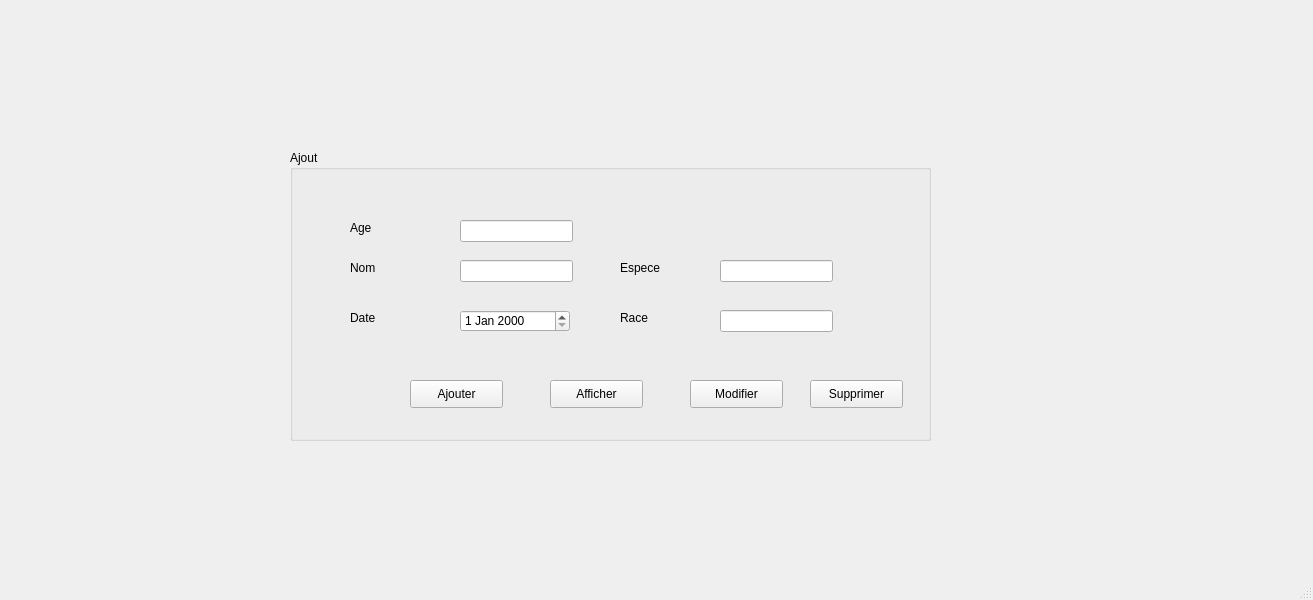
Seddiki101/PetHaven, file mainwindow.ui: the form before one commit.
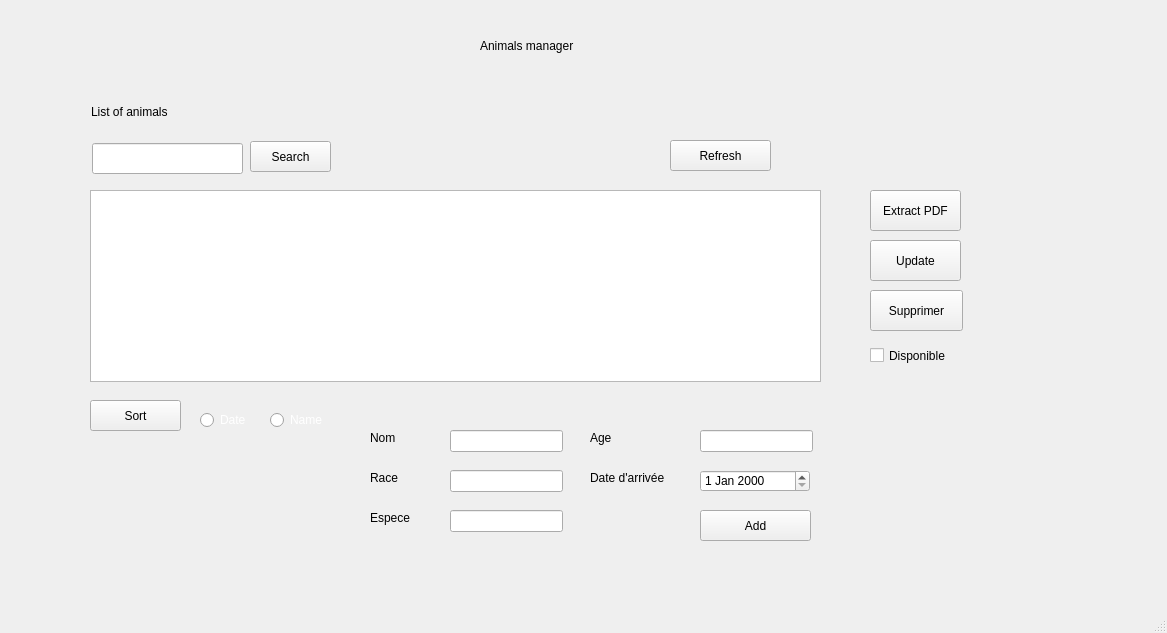
The form after the commit.

```diff
--- a/mainwindow.ui
+++ b/mainwindow.ui
@@ -6,8 +6,8 @@
    <rect>
     <x>0</x>
     <y>0</y>
-    <width>1313</width>
-    <height>600</height>
+    <width>1167</width>
+    <height>633</height>
    </rect>
   </property>
   <property name="windowTitle">
@@ -17,108 +17,264 @@
    <widget class="QStackedWidget" name="stackedWidget">
     <property name="geometry">
      <rect>
-      <x>200</x>
-      <y>80</y>
-      <width>861</width>
-      <height>391</height>
+      <x>70</x>
+      <y>30</y>
+      <width>1061</width>
+      <height>541</height>
      </rect>
     </property>
     <property name="currentIndex">
-     <number>0</number>
+     <number>1</number>
     </property>
-    <widget class="QWidget" name="Ajouter">
-     <widget class="QGroupBox" name="groupBox">
+    <widget class="QWidget" name="page">
+     <widget class="QPushButton" name="pushButton">
       <property name="geometry">
        <rect>
-        <x>90</x>
-        <y>70</y>
-        <width>641</width>
-        <height>291</height>
+        <x>180</x>
+        <y>160</y>
+        <width>101</width>
+        <height>41</height>
        </rect>
       </property>
-      <property name="title">
-       <string>Ajout</string>
+      <property name="text">
+       <string>SignIn</string>
       </property>
+     </widget>
       <widget class="QLabel" name="label">
        <property name="geometry">
         <rect>
-         <x>60</x>
-         <y>70</y>
-         <width>56</width>
+        <x>50</x>
+        <y>60</y>
+        <width>81</width>
          <height>16</height>
         </rect>
        </property>
        <property name="text">
-        <string>Age</string>
-       </property>
-      </widget>
-      <widget class="QLineEdit" name="le_Age">
-       <property name="geometry">
-        <rect>
-         <x>170</x>
-         <y>70</y>
-         <width>113</width>
-         <height>22</height>
-        </rect>
+       <string>Username</string>
        </property>
       </widget>
       <widget class="QLabel" name="label_2">
        <property name="geometry">
         <rect>
-         <x>60</x>
+        <x>50</x>
          <y>110</y>
-         <width>56</width>
+        <width>71</width>
          <height>16</height>
         </rect>
        </property>
        <property name="text">
-        <string>Nom</string>
-       </property>
-      </widget>
-      <widget class="QLabel" name="label_3">
+       <string>Password</string>
+      </property>
+     </widget>
+     <widget class="QLineEdit" name="lineEdit">
        <property name="geometry">
         <rect>
-         <x>60</x>
+        <x>170</x>
+        <y>60</y>
+        <width>113</width>
+        <height>21</height>
+       </rect>
+      </property>
+     </widget>
+     <widget class="QLineEdit" name="lineEdit_2">
+      <property name="geometry">
+       <rect>
+        <x>170</x>
+        <y>110</y>
+        <width>113</width>
+        <height>21</height>
+       </rect>
+      </property>
+      <property name="echoMode">
+       <enum>QLineEdit::Password</enum>
+      </property>
+     </widget>
+    </widget>
+    <widget class="QWidget" name="page_2">
+     <widget class="QLabel" name="Title">
+      <property name="geometry">
+       <rect>
+        <x>410</x>
+        <y>0</y>
+        <width>121</width>
+        <height>31</height>
+       </rect>
+      </property>
+      <property name="text">
+       <string>Animals manager</string>
+      </property>
+     </widget>
+     <widget class="QLabel" name="list_title">
+      <property name="geometry">
+       <rect>
+        <x>21</x>
+        <y>66</y>
+        <width>121</width>
+        <height>31</height>
+       </rect>
+      </property>
+      <property name="text">
+       <string>List of animals</string>
+      </property>
+     </widget>
+     <widget class="QPushButton" name="btn_PDF">
+      <property name="geometry">
+       <rect>
+        <x>800</x>
          <y>160</y>
-         <width>61</width>
-         <height>16</height>
-        </rect>
+        <width>91</width>
+        <height>41</height>
+       </rect>
+      </property>
+      <property name="text">
+       <string>Extract PDF</string>
+      </property>
+     </widget>
+     <widget class="QPushButton" name="btn_Add">
+      <property name="geometry">
+       <rect>
+        <x>630</x>
+        <y>480</y>
+        <width>111</width>
+        <height>31</height>
+       </rect>
+      </property>
+      <property name="text">
+       <string>Add</string>
+      </property>
+     </widget>
+     <widget class="QLineEdit" name="le_Search">
+      <property name="geometry">
+       <rect>
+        <x>22</x>
+        <y>113</y>
+        <width>151</width>
+        <height>31</height>
+       </rect>
+      </property>
+     </widget>
+     <widget class="QPushButton" name="btn_Sort">
+      <property name="geometry">
+       <rect>
+        <x>20</x>
+        <y>370</y>
+        <width>91</width>
+        <height>31</height>
+       </rect>
+      </property>
+      <property name="text">
+       <string>Sort</string>
+      </property>
+     </widget>
+     <widget class="QRadioButton" name="sort_date">
+      <property name="geometry">
+       <rect>
+        <x>130</x>
+        <y>380</y>
+        <width>48</width>
+        <height>20</height>
+       </rect>
+      </property>
+      <property name="styleSheet">
+       <string notr="true">color: rgb(255, 255, 255);</string>
        </property>
        <property name="text">
         <string>Date</string>
        </property>
       </widget>
-      <widget class="QLabel" name="label_4">
+     <widget class="QRadioButton" name="sort_name">
        <property name="geometry">
         <rect>
-         <x>330</x>
-         <y>160</y>
+        <x>200</x>
+        <y>380</y>
+        <width>54</width>
+        <height>20</height>
+       </rect>
+      </property>
+      <property name="styleSheet">
+       <string notr="true">color: rgb(255, 255, 255);</string>
+      </property>
+      <property name="text">
+       <string>Name</string>
+      </property>
+     </widget>
+     <widget class="QPushButton" name="btn_Search">
+      <property name="geometry">
+       <rect>
+        <x>180</x>
+        <y>111</y>
          <width>81</width>
-         <height>16</height>
+        <height>31</height>
         </rect>
        </property>
        <property name="text">
-        <string>Race</string>
-       </property>
-      </widget>
-      <widget class="QLabel" name="label_5">
+       <string>Search</string>
+      </property>
+     </widget>
+     <widget class="QTableView" name="tableView">
        <property name="geometry">
         <rect>
-         <x>330</x>
-         <y>110</y>
-         <width>56</width>
-         <height>16</height>
-        </rect>
-       </property>
-       <property name="text">
-        <string>Espece</string>
-       </property>
+        <x>20</x>
+        <y>160</y>
+        <width>731</width>
+        <height>192</height>
+       </rect>
+      </property>
       </widget>
       <widget class="QLineEdit" name="le_Nom">
        <property name="geometry">
         <rect>
-         <x>170</x>
+        <x>380</x>
+        <y>400</y>
+        <width>113</width>
+        <height>22</height>
+       </rect>
+      </property>
+     </widget>
+     <widget class="QPushButton" name="btn_Delete">
+      <property name="geometry">
+       <rect>
+        <x>800</x>
+        <y>260</y>
+        <width>93</width>
+        <height>41</height>
+       </rect>
+      </property>
+      <property name="text">
+       <string>Supprimer</string>
+      </property>
+     </widget>
+     <widget class="QPushButton" name="btn_Refresh">
+      <property name="geometry">
+       <rect>
+        <x>600</x>
          <y>110</y>
+        <width>101</width>
+        <height>31</height>
+       </rect>
+      </property>
+      <property name="text">
+       <string>Refresh</string>
+      </property>
+     </widget>
+     <widget class="QPushButton" name="btn_Update">
+      <property name="geometry">
+       <rect>
+        <x>800</x>
+        <y>210</y>
+        <width>91</width>
+        <height>41</height>
+       </rect>
+      </property>
+      <property name="text">
+       <string>Update</string>
+      </property>
+     </widget>
+     <widget class="QLineEdit" name="le_Age">
+      <property name="geometry">
+       <rect>
+        <x>630</x>
+        <y>400</y>
          <width>113</width>
          <height>22</height>
         </rect>
@@ -127,8 +283,8 @@
       <widget class="QLineEdit" name="le_Race">
        <property name="geometry">
         <rect>
-         <x>430</x>
-         <y>160</y>
+        <x>380</x>
+        <y>440</y>
          <width>113</width>
          <height>22</height>
         </rect>
@@ -137,190 +293,230 @@
       <widget class="QLineEdit" name="le_Espece">
        <property name="geometry">
         <rect>
-         <x>430</x>
-         <y>110</y>
+        <x>380</x>
+        <y>480</y>
          <width>113</width>
          <height>22</height>
         </rect>
        </property>
       </widget>
-      <widget class="QPushButton" name="pb_ajouter">
+     <widget class="QLabel" name="label_nom">
        <property name="geometry">
         <rect>
-         <x>120</x>
-         <y>230</y>
-         <width>93</width>
-         <height>28</height>
+        <x>300</x>
+        <y>400</y>
+        <width>56</width>
+        <height>16</height>
         </rect>
        </property>
        <property name="text">
-        <string>Ajouter</string>
-       </property>
-      </widget>
-      <widget class="QPushButton" name="pb_ajouter_2">
+       <string>Nom</string>
+      </property>
+     </widget>
+     <widget class="QLabel" name="label_age">
        <property name="geometry">
         <rect>
-         <x>260</x>
-         <y>230</y>
-         <width>93</width>
-         <height>28</height>
+        <x>520</x>
+        <y>400</y>
+        <width>56</width>
+        <height>16</height>
         </rect>
        </property>
        <property name="text">
-        <string>Afficher</string>
-       </property>
-      </widget>
-      <widget class="QPushButton" name="pb_ajouter_3">
+       <string>Age</string>
+      </property>
+     </widget>
+     <widget class="QLabel" name="label_date_arr">
        <property name="geometry">
         <rect>
-         <x>400</x>
-         <y>230</y>
-         <width>93</width>
-         <height>28</height>
+        <x>520</x>
+        <y>440</y>
+        <width>101</width>
+        <height>16</height>
         </rect>
        </property>
        <property name="text">
-        <string>Modifier</string>
-       </property>
-      </widget>
-      <widget class="QPushButton" name="pb_ajouter_4">
+       <string>Date d'arrivée</string>
+      </property>
+     </widget>
+     <widget class="QLabel" name="label_race">
        <property name="geometry">
         <rect>
-         <x>520</x>
-         <y>230</y>
-         <width>93</width>
-         <height>28</height>
+        <x>300</x>
+        <y>440</y>
+        <width>56</width>
+        <height>16</height>
         </rect>
        </property>
        <property name="text">
-        <string>Supprimer</string>
-       </property>
-      </widget>
-      <widget class="QDateEdit" name="le_Date">
+       <string>Race</string>
+      </property>
+     </widget>
+     <widget class="QLabel" name="label_espece">
        <property name="geometry">
         <rect>
-         <x>170</x>
-         <y>160</y>
+        <x>300</x>
+        <y>480</y>
+        <width>56</width>
+        <height>16</height>
+       </rect>
+      </property>
+      <property name="text">
+       <string>Espece</string>
+      </property>
+     </widget>
+     <widget class="QDateEdit" name="le_Date_arr">
+      <property name="geometry">
+       <rect>
+        <x>630</x>
+        <y>440</y>
          <width>110</width>
          <height>22</height>
         </rect>
        </property>
       </widget>
+     <widget class="QCheckBox" name="status">
+      <property name="geometry">
+       <rect>
+        <x>800</x>
+        <y>310</y>
+        <width>81</width>
+        <height>31</height>
+       </rect>
+      </property>
+      <property name="text">
+       <string>Disponible</string>
+      </property>
      </widget>
-    </widget>
-    <widget class="QWidget" name="Afficher">
-     <widget class="QTableView" name="tab_employe">
+     <widget class="QLabel" name="error_message">
+      <property name="geometry">
+       <rect>
+        <x>20</x>
+        <y>450</y>
+        <width>221</width>
+        <height>31</height>
+       </rect>
+      </property>
+      <property name="text">
+       <string/>
+      </property>
+     </widget>
+    </widget>
+    <widget class="QWidget" name="page_3">
+     <widget class="QPushButton" name="pushButton_6">
       <property name="geometry">
        <rect>
-        <x>95</x>
-        <y>90</y>
-        <width>581</width>
-        <height>192</height>
+        <x>820</x>
+        <y>70</y>
+        <width>91</width>
+        <height>31</height>
        </rect>
       </property>
+      <property name="text">
+       <string>add</string>
+      </property>
      </widget>
-     <widget class="QPushButton" name="pushButton_4">
+    </widget>
+    <widget class="QWidget" name="page_4">
+     <widget class="QLineEdit" name="lineEdit_7">
       <property name="geometry">
        <rect>
-        <x>160</x>
-        <y>320</y>
-        <width>93</width>
-        <height>28</height>
+        <x>40</x>
+        <y>120</y>
+        <width>113</width>
+        <height>22</height>
        </rect>
       </property>
+     </widget>
+     <widget class="QLabel" name="label_10">
+      <property name="geometry">
+       <rect>
+        <x>40</x>
+        <y>100</y>
+        <width>161</width>
+        <height>16</height>
+       </rect>
+      </property>
       <property name="text">
-       <string>ajouter</string>
+       <string>Enter ID to update</string>
       </property>
      </widget>
-     <widget class="QPushButton" name="pushButton_5">
+     <widget class="QLineEdit" name="lineEdit_8">
+      <property name="geometry">
+       <rect>
+        <x>100</x>
+        <y>230</y>
+        <width>113</width>
+        <height>22</height>
+       </rect>
+      </property>
+     </widget>
+     <widget class="QLineEdit" name="lineEdit_9">
+      <property name="geometry">
+       <rect>
+        <x>90</x>
+        <y>310</y>
+        <width>113</width>
+        <height>22</height>
+       </rect>
+      </property>
+     </widget>
+     <widget class="QLabel" name="label_11">
+      <property name="geometry">
+       <rect>
+        <x>30</x>
+        <y>310</y>
+        <width>81</width>
+        <height>21</height>
+       </rect>
+      </property>
+      <property name="text">
+       <string>animal ID</string>
+      </property>
+     </widget>
+     <widget class="QLabel" name="label_12">
+      <property name="geometry">
+       <rect>
+        <x>30</x>
+        <y>230</y>
+        <width>71</width>
+        <height>16</height>
+       </rect>
+      </property>
+      <property name="text">
+       <string>Patient ID</string>
+      </property>
+     </widget>
+     <widget class="QPushButton" name="pushButton_9">
       <property name="geometry">
        <rect>
         <x>390</x>
-        <y>320</y>
-        <width>93</width>
-        <height>28</height>
+        <y>110</y>
+        <width>101</width>
+        <height>41</height>
        </rect>
       </property>
       <property name="text">
-       <string>supprimer</string>
+       <string>Update</string>
       </property>
      </widget>
     </widget>
-    <widget class="QWidget" name="Supprimer">
-     <widget class="QLabel" name="label_6">
+    <widget class="QWidget" name="page_5">
+     <widget class="QLabel" name="label_13">
       <property name="geometry">
        <rect>
-        <x>120</x>
-        <y>90</y>
-        <width>71</width>
-        <height>16</height>
+        <x>150</x>
+        <y>130</y>
+        <width>81</width>
+        <height>21</height>
        </rect>
       </property>
       <property name="text">
-       <string>Identifiant</string>
+       <string>Language</string>
       </property>
      </widget>
-     <widget class="QLineEdit" name="le_id_supp">
-      <property name="geometry">
-       <rect>
-        <x>260</x>
-        <y>90</y>
-        <width>113</width>
-        <height>22</height>
-       </rect>
-      </property>
-     </widget>
-     <widget class="QPushButton" name="pushButton">
-      <property name="geometry">
-       <rect>
-        <x>490</x>
-        <y>90</y>
-        <width>93</width>
-        <height>28</height>
-       </rect>
-      </property>
-      <property name="text">
-       <string>supprimer</string>
-      </property>
-     </widget>
-     <widget class="QPushButton" name="pushButton_2">
-      <property name="geometry">
-       <rect>
-        <x>230</x>
-        <y>300</y>
-        <width>93</width>
-        <height>28</height>
-       </rect>
-      </property>
-      <property name="text">
-       <string>Ajouter</string>
-      </property>
-     </widget>
-     <widget class="QPushButton" name="pushButton_3">
-      <property name="geometry">
-       <rect>
-        <x>400</x>
-        <y>300</y>
-        <width>93</width>
-        <height>28</height>
-       </rect>
-      </property>
-      <property name="text">
-       <string>Afficher</string>
-      </property>
-     </widget>
-    </widget>
-   </widget>
-  </widget>
-  <widget class="QMenuBar" name="menubar">
-   <property name="geometry">
-    <rect>
-     <x>0</x>
-     <y>0</y>
-     <width>1313</width>
-     <height>22</height>
-    </rect>
-   </property>
+    </widget>
+   </widget>
   </widget>
   <widget class="QStatusBar" name="statusbar"/>
  </widget>
```
Lines whose indentation alone changed are shown as unchanged.
